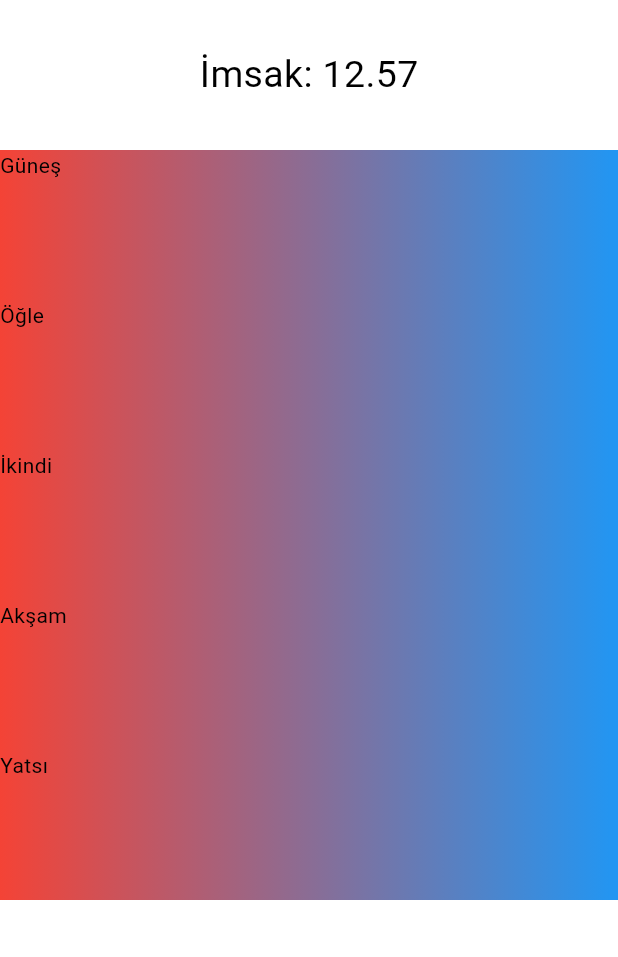
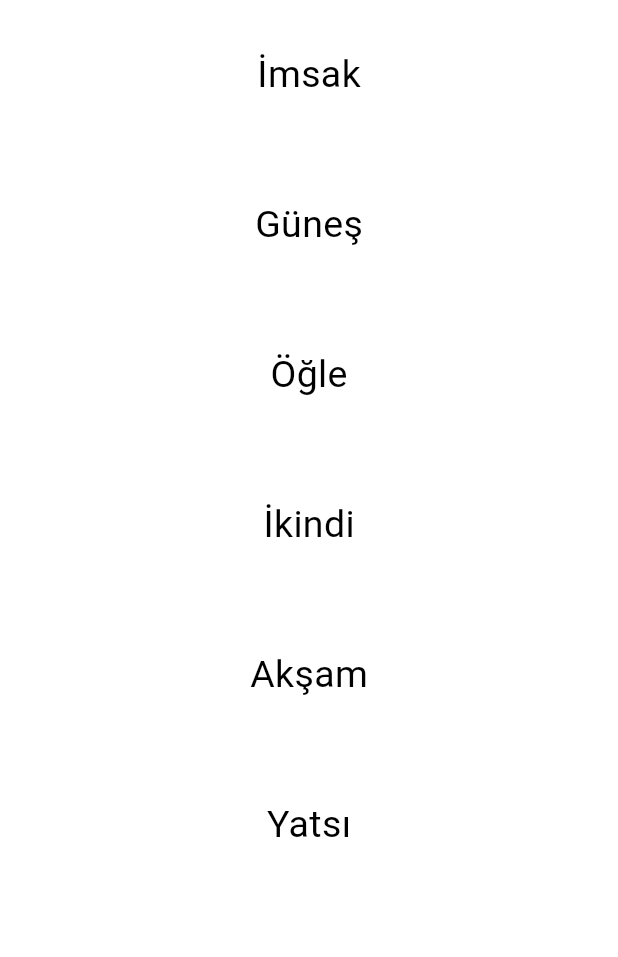
Before and after one commit to baldking1629/flutter_ezan_app, a Flutter app: the screen it shows after launch, after a tap on "Adana", after a tap on the "arrow drop up" icon, on a phone screen of 412 x 824 dp, the part 279-1236 px from its top. Run offline on Flutter 3.47's test engine with Material 3 defaults, Android fonts, the phone set to English and light mode, and no system bars.

Commit message:
namaz vakitleri sayfası arayüz iyileştirildi.

```diff
--- /dev/null
+++ b/lib/constants/namaz_vakit_sized_box.dart
@@ -0,0 +1,14 @@
+import 'package:flutter/material.dart';
+import 'package:flutter_ezan_app/constants/text_style_constant.dart';
+
+SizedBox namazVakitleriSizedBox(String vakit) {
+  return SizedBox(
+    height: 100,
+    child: Center(
+      child: Text(
+        vakit,
+        style: namazVakitleriTextStyle(),
+      ),
+    ),
+  );
+}
--- /dev/null
+++ b/lib/constants/text_style_constant.dart
@@ -0,0 +1,5 @@
+import 'package:flutter/material.dart';
+
+TextStyle namazVakitleriTextStyle() {
+  return const TextStyle(fontSize: 25);
+}
--- a/lib/pages/prayer_page.dart
+++ b/lib/pages/prayer_page.dart
@@ -1,5 +1,6 @@
 import 'package:flutter/material.dart';
 import 'package:flutter_ezan_app/constants/my_actions_iconbutton.dart';
+import 'package:flutter_ezan_app/constants/namaz_vakit_sized_box.dart';
 
 class PrayerPage extends StatefulWidget {
   final String? sehir;
@@ -17,67 +18,26 @@ class _PrayerPageState extends State<PrayerPage> {
         title: const Text('Prayer Page'),
         actions: [myIconButton(context)],
       ),
-      body: Center(
+      body: Expanded(
+        child: Center(
           child: Column(
             mainAxisAlignment: MainAxisAlignment.center,
             children: [
               Text(
                 '${widget.sehir!} şehrindeki ezan vakitleri gösterilecektir.',
-            style: const TextStyle(fontWeight: FontWeight.bold, fontSize: 32),
+                style:
+                    const TextStyle(fontWeight: FontWeight.bold, fontSize: 32),
               ),
-          Container(
-            height: 100,
-            width: double.maxFinite - 100,
-            decoration: const BoxDecoration(
-              //gradient: LinearGradient(colors: [Colors.red, Colors.blue]),
-              borderRadius: BorderRadius.all(
-                Radius.circular(12),
-              ),
-            ),
-            child: const Center(
-              child: Text(
-                'İmsak: 12.57',
-                style: TextStyle(fontSize: 25),
+              namazVakitleriSizedBox('İmsak'),
+              namazVakitleriSizedBox('Güneş'),
+              namazVakitleriSizedBox('Öğle'),
+              namazVakitleriSizedBox('İkindi'),
+              namazVakitleriSizedBox('Akşam'),
+              namazVakitleriSizedBox('Yatsı'),
+            ],
           ),
         ),
       ),
-          Container(
-            height: 100,
-            width: double.infinity,
-            decoration: const BoxDecoration(
-                gradient: LinearGradient(colors: [Colors.red, Colors.blue])),
-            child: const Text('Güneş'),
-          ),
-          Container(
-            height: 100,
-            width: double.infinity,
-            decoration: const BoxDecoration(
-                gradient: LinearGradient(colors: [Colors.red, Colors.blue])),
-            child: const Text('Öğle'),
-          ),
-          Container(
-            height: 100,
-            width: double.infinity,
-            decoration: const BoxDecoration(
-                gradient: LinearGradient(colors: [Colors.red, Colors.blue])),
-            child: const Text('İkindi'),
-          ),
-          Container(
-            height: 100,
-            width: double.infinity,
-            decoration: const BoxDecoration(
-                gradient: LinearGradient(colors: [Colors.red, Colors.blue])),
-            child: const Text('Akşam'),
-          ),
-          Container(
-            height: 100,
-            width: double.infinity,
-            decoration: const BoxDecoration(
-                gradient: LinearGradient(colors: [Colors.red, Colors.blue])),
-            child: const Text('Yatsı'),
-          ),
-        ],
-      )),
     );
   }
 }
```
Lines whose indentation alone changed are shown as unchanged.
